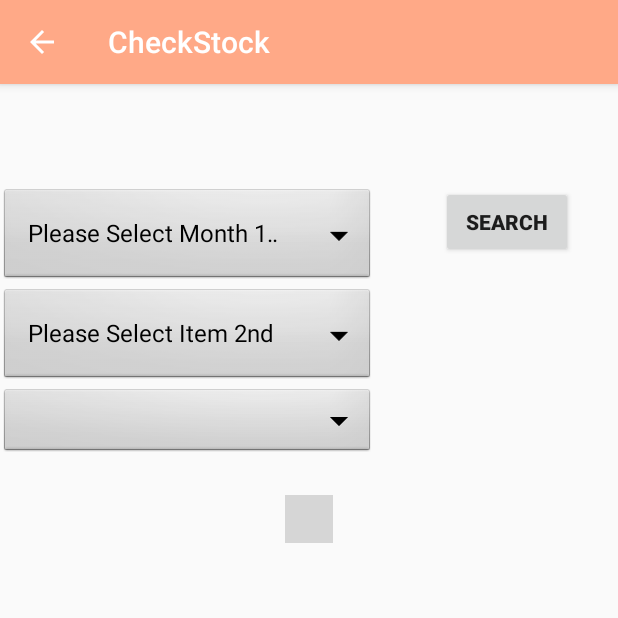
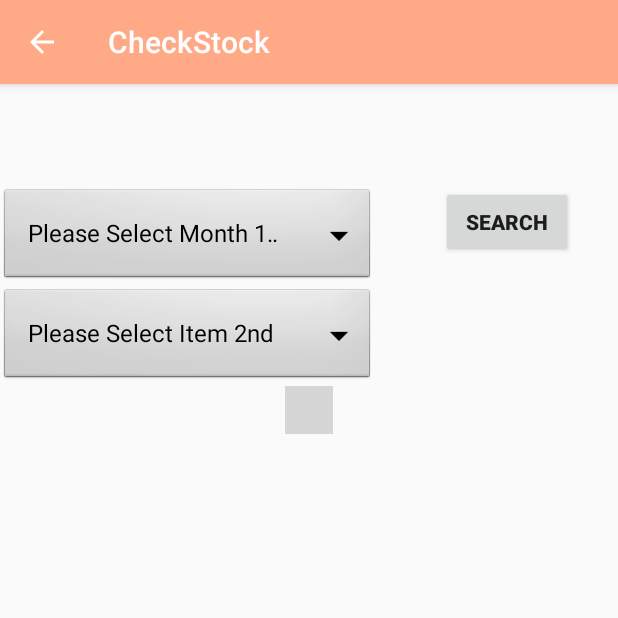
Before and after one commit to cyra-starling/Fab-Lab-Stocktaking, an Android app: the CheckStock screen opened directly, with no data from a screen before it, on a phone screen of 412 x 824 dp, the top half of it. Run offline under Robolectric (Android 15) with nearby library versions, the phone set to English and light mode, and no system bars; our stand-ins replace Firebase (no records; nobody signed in at launch, a user with empty details on screens opened directly); libraries missing offline, so code that uses them is left out: com.levitnudi.legacytableview; plain views replace LegacyTableView; 5 statements that could not run were skipped; grey boxes are pictures that could not be loaded.

Commit message:
Fixed last commit

```diff
--- a/app/src/main/res/layout/activity_check_stock.xml
+++ b/app/src/main/res/layout/activity_check_stock.xml
@@ -26,15 +26,6 @@
         app:layout_constraintLeft_toLeftOf="parent"
         app:layout_constraintTop_toBottomOf="@+id/date" />
 
-    <Spinner
-        android:id="@+id/specificItem"
-        android:layout_width="250dp"
-        android:layout_height="wrap_content"
-        android:background="@android:drawable/btn_dropdown"
-        android:spinnerMode="dropdown"
-        app:layout_constraintLeft_toLeftOf="parent"
-        app:layout_constraintTop_toBottomOf="@+id/items" />
-
     <Button
         android:id="@+id/search"
         android:layout_width="wrap_content"
@@ -44,7 +35,6 @@
         android:text="Search"
         android:textStyle="bold"
         app:layout_constraintHorizontal_bias="0.469"
-        app:layout_constraintLeft_toRightOf="@+id/specificItem"
         app:layout_constraintRight_toRightOf="parent"
         app:layout_constraintStart_toEndOf="@+id/date"
         app:layout_constraintTop_toTopOf="parent" />
@@ -53,9 +43,10 @@
         android:id="@+id/legacy_table_view"
         android:layout_width="wrap_content"
         android:layout_height="wrap_content"
-        android:layout_marginTop="24dp"
+        app:layout_constraintEnd_toEndOf="parent"
         app:layout_constraintLeft_toLeftOf="parent"
         app:layout_constraintRight_toRightOf="parent"
-        app:layout_constraintTop_toBottomOf="@+id/specificItem" />
+        app:layout_constraintStart_toStartOf="parent"
+        app:layout_constraintTop_toBottomOf="@+id/items" />
 
 </androidx.constraintlayout.widget.ConstraintLayout>
```
